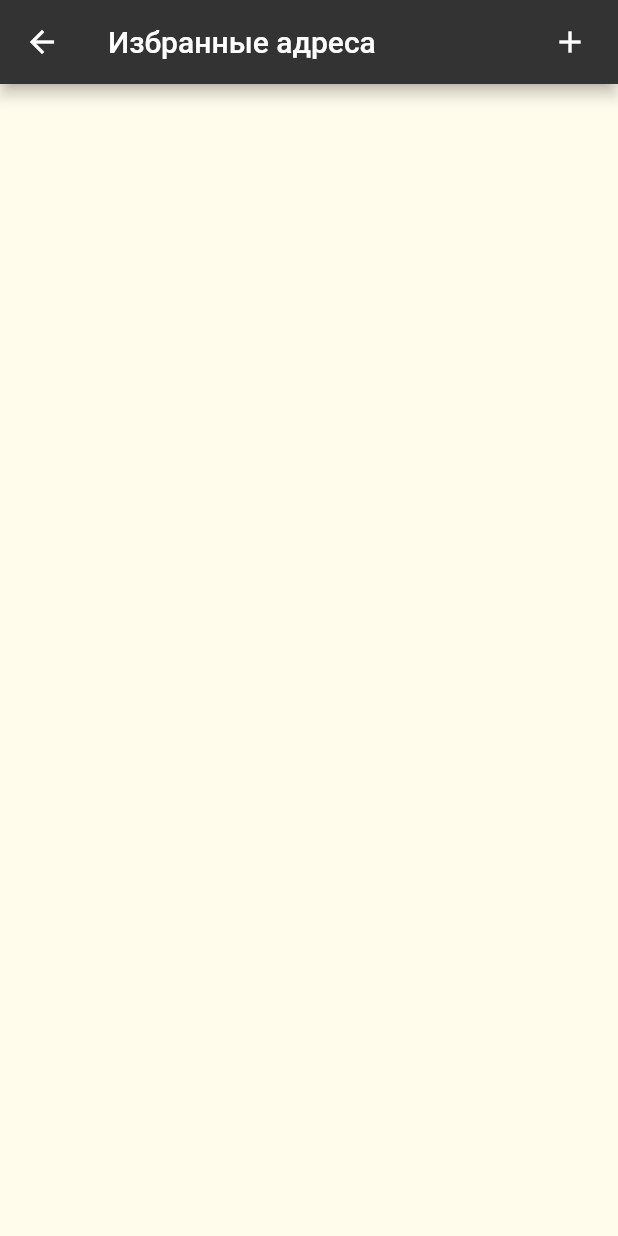
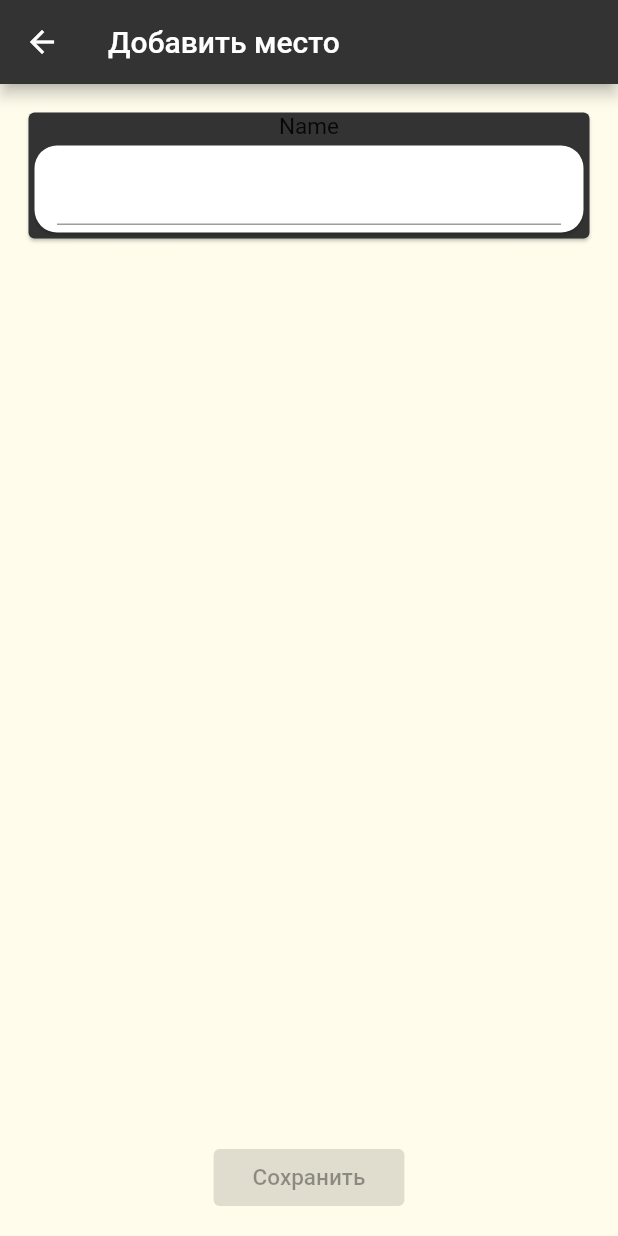
Before and after one commit to leonis13579/Takso-Flutter-Client, a Flutter app: the FavouriteAddressView screen opened by its route, after a tap on the "add" icon, on a phone screen of 412 x 824 dp. Run offline on Flutter 3.47's test engine with Material 2 defaults, Android fonts, the phone set to English and light mode, and no system bars; our stand-ins replace dio.

Commit message:
Created favourite place reader

```diff
--- a/lib/Models/Client.dart
+++ b/lib/Models/Client.dart
@@ -9,7 +9,7 @@ class Client {
 
   ObsrvableField<Point?> homeAddress = ObsrvableField();
   ObsrvableField<Point?> workAddress = ObsrvableField();
-  ObsrvableField<List<Point>?> favouriteAddresses = ObsrvableField();
+  ObsrvableField<Map<String, Point>?> favouriteAddresses = ObsrvableField();
 
   static Client _instance = Client._constructor();
   factory Client() {
--- a/lib/Models/Point.dart
+++ b/lib/Models/Point.dart
@@ -1,5 +1,11 @@
 class Point {
-  String? address;
+  String address;
   double? pointLatitude;
   double? pointLongitude;
+
+  Point({
+    required this.address,
+    this.pointLatitude,
+    this.pointLongitude,
+  });
 }
--- a/lib/Views/Elements/ClientInfo.dart
+++ b/lib/Views/Elements/ClientInfo.dart
@@ -62,14 +62,14 @@ class _ClientInfoState extends State<ClientInfo> {
                 CustomText(
                   Client().lastName.value ?? "",
                   color: Colors.white,
-                  textSize: 20,
+                  textSize: 25,
                   outMargin: EdgeInsets.symmetric(vertical: 2.5),
                   textAlign: TextAlign.start,
                 ),
                 CustomText(
                   Client().name.value ?? "",
                   color: Colors.white,
-                  textSize: 20,
+                  textSize: 25,
                   outMargin: EdgeInsets.symmetric(vertical: 2.5),
                   textAlign: TextAlign.start,
                 ),
--- /dev/null
+++ b/lib/Views/Elements/FavouritePoint.dart
@@ -0,0 +1,62 @@
+import 'package:flutter/material.dart';
+import 'package:takso_flutter_client/Models/Point.dart';
+import 'package:takso_flutter_client/Views/Interfaces/text.dart';
+
+class FavouritePoint extends StatelessWidget {
+  final String title;
+  final Point? point;
+
+  FavouritePoint({required this.title, this.point});
+
+  @override
+  Widget build(BuildContext context) {
+    Icon? icon;
+    if (title == "Дом") {
+      icon = Icon(
+        Icons.home,
+        color: Colors.white,
+        size: 35,
+      );
+    } else if (title == "Работа") {
+      icon = Icon(
+        Icons.work,
+        color: Colors.white,
+        size: 35,
+      );
+    }
+
+    return Card(
+      margin: EdgeInsets.only(top: 15, left: 15, right: 15),
+      color: Theme.of(context).primaryColor,
+      child: Padding(
+        padding: const EdgeInsets.all(15),
+        child: Row(
+          children: [
+            if (icon != null) icon,
+            Padding(
+              padding: const EdgeInsets.only(left: 15),
+              child: Column(
+                crossAxisAlignment: CrossAxisAlignment.start,
+                children: [
+                  CustomText(
+                    title,
+                    textSize: 18,
+                    color: Colors.white,
+                  ),
+                  SizedBox(
+                    height: 5,
+                  ),
+                  CustomText(
+                    point != null ? point!.address : "Нажмите, чтобы задать",
+                    textSize: 15,
+                    color: Colors.white,
+                  )
+                ],
+              ),
+            )
+          ],
+        ),
+      ),
+    );
+  }
+}
--- a/lib/Views/Interfaces/text.dart
+++ b/lib/Views/Interfaces/text.dart
@@ -2,7 +2,7 @@ import 'package:flutter/widgets.dart';
 
 class CustomText extends StatelessWidget {
   final String data;
-  final double? textSize;
+  final double textSize;
   final FontWeight? fontWeight;
   final TextAlign? textAlign;
   final Color? color;
@@ -10,12 +10,12 @@ class CustomText extends StatelessWidget {
 
   CustomText(
     this.data, {
-    this.textSize,
+    double? textSize,
     this.fontWeight,
     this.textAlign,
     this.color,
     this.outMargin,
-  });
+  }) : this.textSize = textSize ?? 15;
 
   @override
   Widget build(BuildContext context) {
@@ -24,7 +24,7 @@ class CustomText extends StatelessWidget {
       child: Text(
         data,
         style: TextStyle(
-          fontSize: textSize,
+          fontSize: (textSize * MediaQuery.of(context).textScaleFactor),
           fontWeight: fontWeight,
           color: color,
         ),
--- /dev/null
+++ b/lib/Views/favourite_address_info_view.dart
@@ -0,0 +1,45 @@
+import 'package:flutter/material.dart';
+import 'package:takso_flutter_client/Views/Interfaces/button.dart';
+import 'package:takso_flutter_client/Views/Interfaces/editText.dart';
+import 'package:takso_flutter_client/Views/Interfaces/text.dart';
+
+class FavouriteAddressInfoView extends StatelessWidget {
+  final String? title;
+
+  FavouriteAddressInfoView({this.title});
+
+  @override
+  Widget build(BuildContext context) {
+    return Scaffold(
+      backgroundColor: Theme.of(context).backgroundColor,
+      appBar: AppBar(
+        title: Text(title ?? "Добавить место"),
+        backgroundColor: Theme.of(context).primaryColor,
+        brightness: Brightness.dark,
+      ),
+      body: Container(
+        margin: EdgeInsets.all(15),
+        child: Column(
+          mainAxisAlignment: MainAxisAlignment.spaceBetween,
+          children: [
+            Card(
+              color: Theme.of(context).primaryColor,
+              child: Column(
+                children: [
+                  CustomText("Name"),
+                  EditText(
+                    onSubmited: (value) {},
+                  ),
+                ],
+              ),
+            ),
+            Button(
+              content: "Сохранить",
+              onPressed: null,
+            )
+          ],
+        ),
+      ),
+    );
+  }
+}
--- a/lib/Views/favourite_address_view.dart
+++ b/lib/Views/favourite_address_view.dart
@@ -1,10 +1,25 @@
 import 'package:flutter/material.dart';
+import 'package:takso_flutter_client/Models/Client.dart';
+import 'package:takso_flutter_client/Models/Point.dart';
+import 'package:takso_flutter_client/Views/Elements/FavouritePoint.dart';
 
-class FavouriteAddressView extends StatelessWidget {
+class FavouriteAddressView extends StatefulWidget {
   const FavouriteAddressView({Key? key}) : super(key: key);
 
   @override
+  _FavouriteAddressViewState createState() => _FavouriteAddressViewState();
+}
+
+class _FavouriteAddressViewState extends State<FavouriteAddressView> {
+  @override
   Widget build(BuildContext context) {
+    Map<String, Point?> points = {
+      "Дом": Client().homeAddress.value,
+      "Работа": Client().workAddress.value,
+    }..addAll(Client().favouriteAddresses.value != null
+        ? Client().favouriteAddresses.value!
+        : {});
+
     return Scaffold(
       backgroundColor: Theme.of(context).backgroundColor,
       appBar: AppBar(
@@ -16,12 +31,35 @@ class FavouriteAddressView extends StatelessWidget {
             padding: EdgeInsets.only(right: 20),
             child: GestureDetector(
               child: Icon(Icons.add),
-              onTap: () {},
+              onTap: () {
+                Navigator.pushNamed(context, "/favourite_address_info");
+              },
             ),
           )
         ],
       ),
-      body: Container(),
+      body: ListView.builder(
+        itemCount: points.length,
+        itemBuilder: (context, i) {
+          final keys = points.keys.toList();
+
+          return Dismissible(
+            direction: keys[i] == "Дом" || keys[i] == "Работа"
+                ? DismissDirection.none
+                : DismissDirection.startToEnd,
+            key: Key(keys[i]),
+            child: FavouritePoint(
+              title: keys[i],
+              point: points[keys[i]],
+            ),
+            onDismissed: (direction) {
+              setState(() {
+                points.remove(keys[i]);
+              });
+            },
+          );
+        },
+      ),
     );
   }
 }
--- a/lib/main.dart
+++ b/lib/main.dart
@@ -2,6 +2,7 @@ import 'package:flutter/material.dart';
 import 'package:takso_flutter_client/Views/auth_view.dart';
 import 'package:takso_flutter_client/Views/client_info_view.dart';
 import 'package:takso_flutter_client/Views/client_view.dart';
+import 'package:takso_flutter_client/Views/favourite_address_info_view.dart';
 import 'package:takso_flutter_client/Views/favourite_address_view.dart';
 import 'package:takso_flutter_client/Views/history_view.dart';
 import 'package:takso_flutter_client/Views/map_view.dart';
@@ -17,6 +18,7 @@ void main() {
         "/client": (context) => ClientView(),
         "/client_info": (context) => ClientInfoView(),
         "/favourite_address": (context) => FavouriteAddressView(),
+        "/favourite_address_info": (context) => FavouriteAddressInfoView(),
         "/history": (context) => HistoryView(),
       },
       theme: ThemeData(
```
